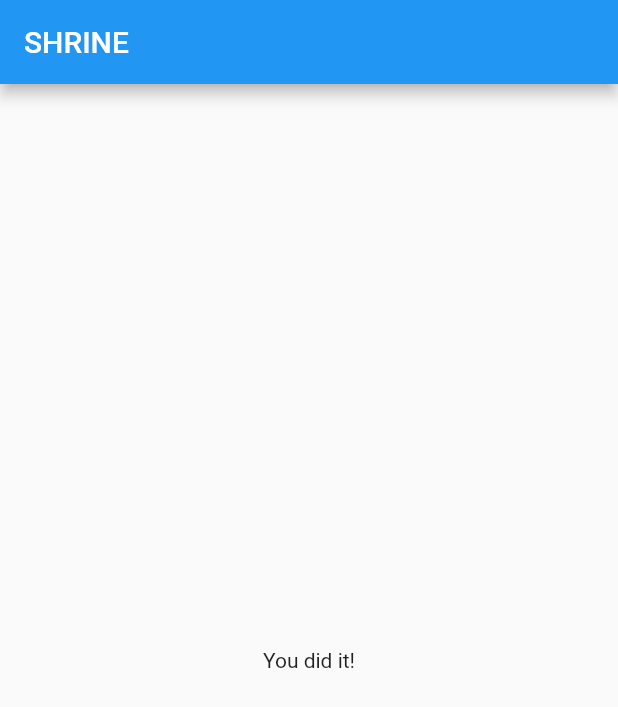
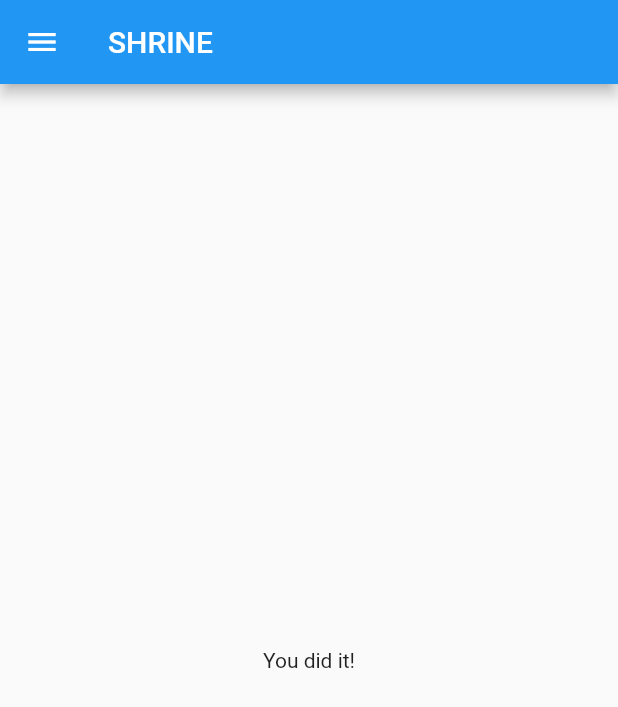
Before and after one commit to kaustavr19/ShrineApp_Material_Components_MDC_BasicsFlutter_GDpath, a Flutter app: the HomePage screen opened directly, on a phone screen of 412 x 824 dp. Shown: the top 707 px of the screen. Run offline on Flutter 3.47's test engine with Material 2 defaults, Android fonts, the light colour scheme and no system bars.

Commit message:
MDC-102 leading icon button(menu) added

```diff
--- a/lib/home.dart
+++ b/lib/home.dart
@@ -6,6 +6,15 @@
     return Scaffold(
       appBar: AppBar(
         title: Text('SHRINE'),
+        leading: IconButton(
+          icon: Icon(
+            Icons.menu,
+            semanticLabel: 'menu',
+          ),
+          onPressed: () {
+            print('Menu Button');
+          },
+        ),
       ),
       body: Center(
         child: Text('You did it!'),
```
